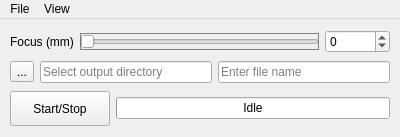
First picture: the form in Holovibes/lightui.ui, repository DigitalHolography/Holovibes, before the edit.
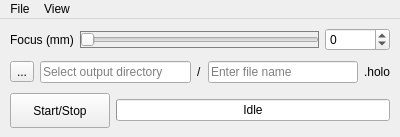
Second picture: the form after the edit. Custom widgets are drawn as their Qt base class.

The edit to the form file:
```diff
--- a/Holovibes/lightui.ui
+++ b/Holovibes/lightui.ui
@@ -119,6 +119,13 @@
         </property>
        </widget>
       </item>
+      <item>
+       <widget class="QLabel" name="filepathLabel">
+        <property name="text">
+         <string>/</string>
+        </property>
+       </widget>
+      </item>
       <item>
        <widget class="QLineEdit" name="OutputFileNameLineEdit">
         <property name="placeholderText">
@@ -126,6 +133,13 @@
         </property>
        </widget>
       </item>
+      <item>
+       <widget class="QLabel" name="fileExtensionLabel">
+        <property name="text">
+         <string>.holo</string>
+        </property>
+       </widget>
+      </item>
      </layout>
     </item>
     <item>
```
